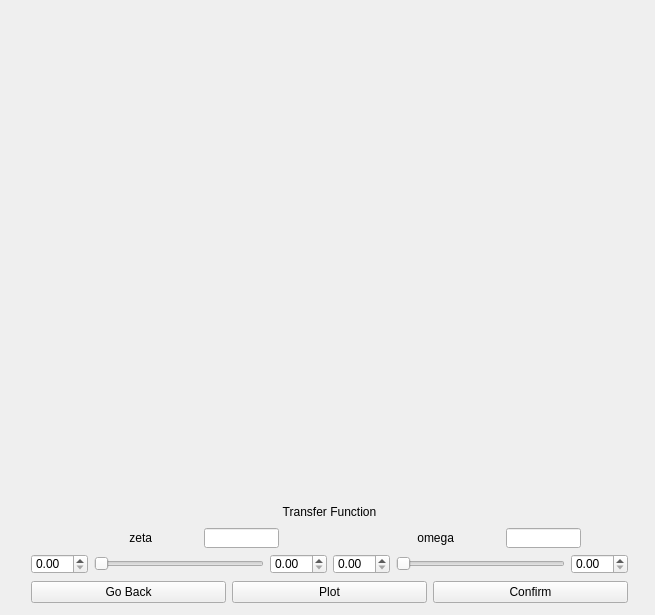
Old version of the form mct-usc-dev/bodeplotwindow.ui in the repository Yanbo-Li/mct-test.
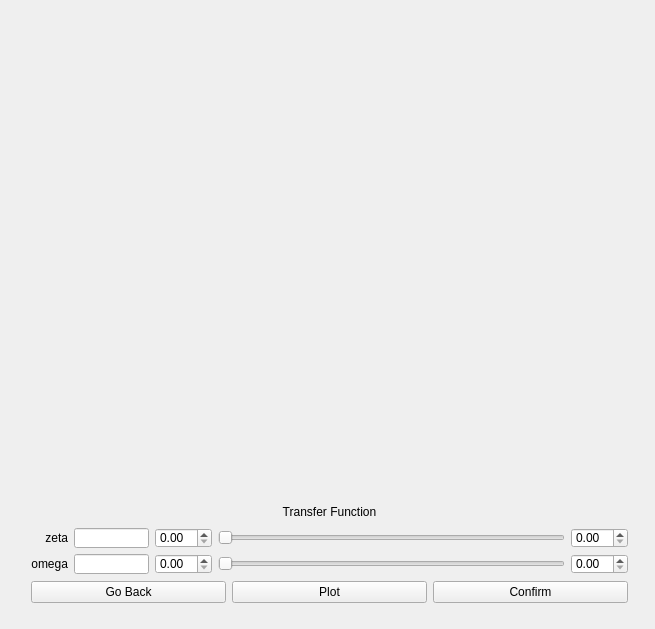
New version of the form. Custom widgets are drawn as their Qt base class.

Diff of the .ui file:
```diff
--- a/mct-usc-dev/bodeplotwindow.ui
+++ b/mct-usc-dev/bodeplotwindow.ui
@@ -7,7 +7,7 @@
     <x>0</x>
     <y>0</y>
     <width>655</width>
-    <height>615</height>
+    <height>629</height>
    </rect>
   </property>
   <property name="windowTitle">
@@ -18,8 +18,8 @@
     <rect>
      <x>0</x>
      <y>0</y>
-     <width>671</width>
-     <height>631</height>
+     <width>651</width>
+     <height>621</height>
     </rect>
    </property>
    <widget class="QCustomPlot" name="customPlot" native="true">
@@ -35,7 +35,7 @@
     <zorder>zetaLabel</zorder>
     <zorder>textEdit</zorder>
    </widget>
-   <widget class="QWidget" name="">
+   <widget class="QWidget" name="layoutWidget">
     <property name="geometry">
      <rect>
       <x>20</x>
@@ -64,9 +64,25 @@
         </widget>
        </item>
        <item>
-        <layout class="QGridLayout" name="gridLayout">
-         <item row="0" column="1">
-          <layout class="QHBoxLayout" name="omegaLabelHLayout">
+        <layout class="QHBoxLayout" name="horizontalLayout" stretch="0,0,0,1,0">
+         <item>
+          <layout class="QVBoxLayout" name="verticalLayout">
+           <item>
+            <widget class="QLabel" name="zetaLabel">
+             <property name="maximumSize">
+              <size>
+               <width>75</width>
+               <height>20</height>
+              </size>
+             </property>
+             <property name="text">
+              <string>zeta</string>
+             </property>
+             <property name="alignment">
+              <set>Qt::AlignRight|Qt::AlignTrailing|Qt::AlignVCenter</set>
+             </property>
+            </widget>
+           </item>
            <item>
             <widget class="QLabel" name="omegaLabel">
              <property name="maximumSize">
@@ -83,6 +99,20 @@
              </property>
             </widget>
            </item>
+          </layout>
+         </item>
+         <item>
+          <layout class="QVBoxLayout" name="verticalLayout_2">
+           <item>
+            <widget class="QLineEdit" name="zetaLineEdit">
+             <property name="maximumSize">
+              <size>
+               <width>75</width>
+               <height>20</height>
+              </size>
+             </property>
+            </widget>
+           </item>
            <item>
             <widget class="QLineEdit" name="omegaLineEdit">
              <property name="maximumSize">
@@ -95,8 +125,8 @@
            </item>
           </layout>
          </item>
-         <item row="2" column="0">
-          <layout class="QHBoxLayout" name="zetaSliderHLayout">
+         <item>
+          <layout class="QVBoxLayout" name="verticalLayout_3">
            <item>
             <widget class="QDoubleSpinBox" name="zetaMinSpinBox">
              <property name="maximumSize">
@@ -108,33 +138,6 @@
             </widget>
            </item>
            <item>
-            <widget class="QSlider" name="zetaSlider">
-             <property name="maximumSize">
-              <size>
-               <width>16777215</width>
-               <height>20</height>
-              </size>
-             </property>
-             <property name="orientation">
-              <enum>Qt::Horizontal</enum>
-             </property>
-            </widget>
-           </item>
-           <item>
-            <widget class="QDoubleSpinBox" name="zetaMaxSpinBox">
-             <property name="maximumSize">
-              <size>
-               <width>16777215</width>
-               <height>20</height>
-              </size>
-             </property>
-            </widget>
-           </item>
-          </layout>
-         </item>
-         <item row="2" column="1">
-          <layout class="QHBoxLayout" name="omegaSliderHLayout">
-           <item>
             <widget class="QDoubleSpinBox" name="omegaMinSpinBox">
              <property name="maximumSize">
               <size>
@@ -144,6 +147,23 @@
              </property>
             </widget>
            </item>
+          </layout>
+         </item>
+         <item>
+          <layout class="QVBoxLayout" name="verticalLayout_4">
+           <item>
+            <widget class="QSlider" name="zetaSlider">
+             <property name="maximumSize">
+              <size>
+               <width>16777215</width>
+               <height>20</height>
+              </size>
+             </property>
+             <property name="orientation">
+              <enum>Qt::Horizontal</enum>
+             </property>
+            </widget>
+           </item>
            <item>
             <widget class="QSlider" name="omegaSlider">
              <property name="maximumSize">
@@ -157,6 +177,20 @@
              </property>
             </widget>
            </item>
+          </layout>
+         </item>
+         <item>
+          <layout class="QVBoxLayout" name="verticalLayout_5">
+           <item>
+            <widget class="QDoubleSpinBox" name="zetaMaxSpinBox">
+             <property name="maximumSize">
+              <size>
+               <width>16777215</width>
+               <height>20</height>
+              </size>
+             </property>
+            </widget>
+           </item>
            <item>
             <widget class="QDoubleSpinBox" name="omegaMaxSpinBox">
              <property name="maximumSize">
@@ -169,36 +203,6 @@
            </item>
           </layout>
          </item>
-         <item row="0" column="0">
-          <layout class="QHBoxLayout" name="zetaLabelHLayout">
-           <item>
-            <widget class="QLabel" name="zetaLabel">
-             <property name="maximumSize">
-              <size>
-               <width>75</width>
-               <height>20</height>
-              </size>
-             </property>
-             <property name="text">
-              <string>zeta</string>
-             </property>
-             <property name="alignment">
-              <set>Qt::AlignRight|Qt::AlignTrailing|Qt::AlignVCenter</set>
-             </property>
-            </widget>
-           </item>
-           <item>
-            <widget class="QLineEdit" name="zetaLineEdit">
-             <property name="maximumSize">
-              <size>
-               <width>75</width>
-               <height>20</height>
-              </size>
-             </property>
-            </widget>
-           </item>
-          </layout>
-         </item>
         </layout>
        </item>
       </layout>
```
Left out of the diff: 18 changed lines with no effect on the pictures.
